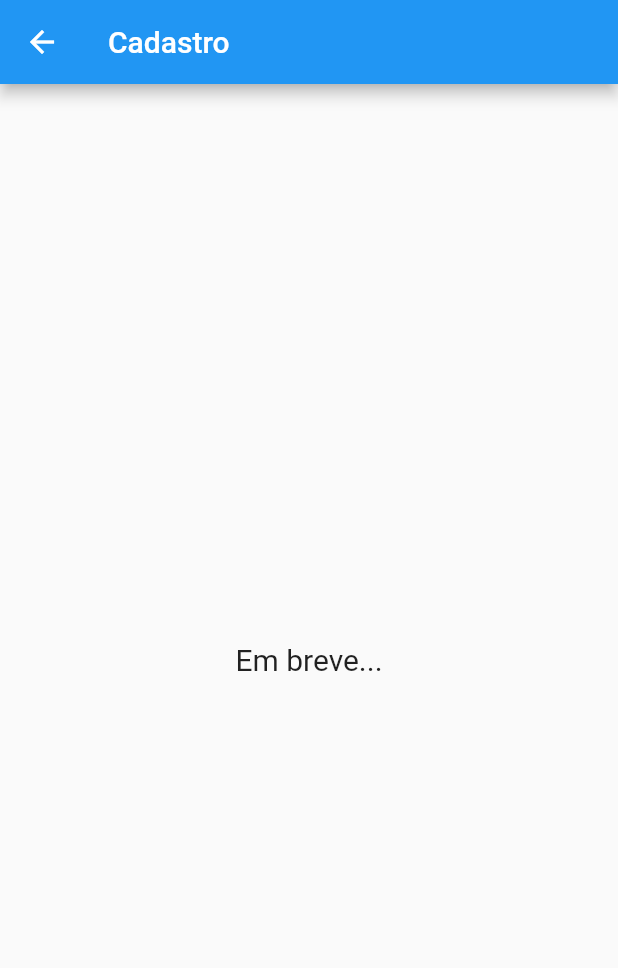
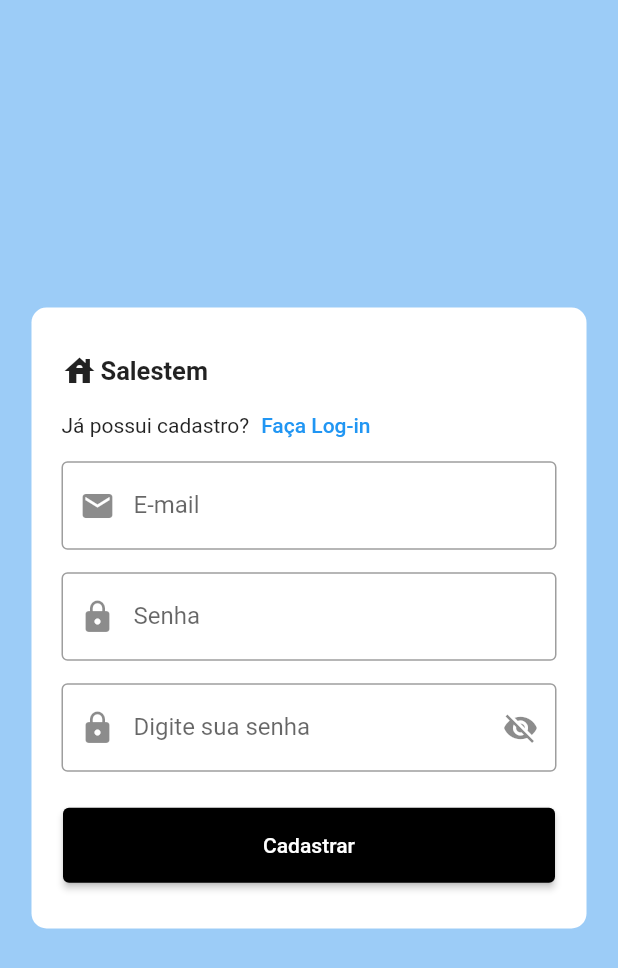
Before and after one commit to EnricoGollner/Login-Req-App, a Flutter app: the screen it shows after launch, after a tap on "Crie sua conta", on a phone screen of 412 x 824 dp. Shown: the top 968 px of the screen. Run offline on Flutter 3.47's test engine with Material 2 defaults, Android fonts, the phone set to English and light mode, and no system bars; network calls fail.

Commit message:
UI Upgrade 1/2

```diff
--- a/flutter_application/lib/app/main_app.dart
+++ b/flutter_application/lib/app/main_app.dart
@@ -1,22 +1,28 @@
 import 'package:flutter/material.dart';
 import 'package:flutter_application_diy/app/pages/home/home_page.dart';
 import 'package:flutter_application_diy/app/pages/login/login_page.dart';
-import 'package:flutter_application_diy/app/pages/register_page.dart';
+
+import 'pages/register/register_page.dart';
 
 class MainApp extends StatelessWidget {
   const MainApp({super.key});
 
   @override
   Widget build(BuildContext context) {
-    return MaterialApp(
+    return GestureDetector(
+      onTap: () {
+        FocusScope.of(context).requestFocus(FocusNode());
+      },
+      child: MaterialApp(
         debugShowCheckedModeBanner: false,
         title: 'Pages',
         initialRoute: '/',
         routes: {
           '/': (context) => const LoginPage(),
           '/home': (context) => const HomePage(),
-        '/register': (context) => const RegisterPage(),
+          '/register': (context) => const RegisterPage(title: 'Register'),
         },
+      ),
     );
   }
 }
--- a/flutter_application/lib/app/pages/login/login_page.dart
+++ b/flutter_application/lib/app/pages/login/login_page.dart
@@ -27,7 +27,7 @@ class _LoginPageState extends State<LoginPage> {
   final _emailTextFieldController = TextEditingController();
   final _passwordTextFieldController = TextEditingController();
 
-  bool isObscureText = true;
+  bool _isObscureText = true;
   Icon showVisibleIcon(bool isObscureText) {
     if (isObscureText) {
       return const Icon(Icons.visibility_off);
@@ -50,7 +50,7 @@ class _LoginPageState extends State<LoginPage> {
         ),
         padding:
             const EdgeInsets.only(top: 30, left: 20, right: 20, bottom: 30),
-        child: Column(children: [
+        child: Column(mainAxisAlignment: MainAxisAlignment.center, children: [
           const Row(
             children: [
               Icon(Icons.house),
@@ -81,7 +81,16 @@ class _LoginPageState extends State<LoginPage> {
                       child: const Text('Crie sua conta'))
                 ],
               ),
-              Form(
+              _loginForm()
+            ],
+          )
+        ]),
+      ),
+    ));
+  }
+
+  Form _loginForm() {
+    return Form(
       key: _formKey,
       child: Column(
         children: [
@@ -101,7 +110,7 @@ class _LoginPageState extends State<LoginPage> {
           ),
           TextFormField(
               controller: _passwordTextFieldController,
-                        obscureText: isObscureText, // oculta o texto digitado
+              obscureText: _isObscureText, // oculta o texto digitado
               validator: (pass) {
                 if (pass == null || pass.isEmpty) {
                   return 'Digite sua senha';
@@ -114,9 +123,9 @@ class _LoginPageState extends State<LoginPage> {
                 labelText: 'Senha',
                 hintText: 'Digite sua senha',
                 suffixIcon: IconButton(
-                            icon: showVisibleIcon(isObscureText),
+                  icon: showVisibleIcon(_isObscureText),
                   onPressed: () {
-                              setState(() => isObscureText = !isObscureText);
+                    setState(() => _isObscureText = !_isObscureText);
                   },
                 ),
               )),
@@ -138,12 +147,7 @@ class _LoginPageState extends State<LoginPage> {
           )
         ],
       ),
-              )
-            ],
-          )
-        ]),
-      ),
-    ));
+    );
   }
 
   void _showNoUserFoundDialog(BuildContext context) {
--- /dev/null
+++ b/flutter_application/lib/app/pages/register/register_page.dart
@@ -0,0 +1,131 @@
+import 'package:flutter/material.dart';
+
+class RegisterPage extends StatefulWidget {
+  const RegisterPage({super.key, required this.title});
+
+  final String title;
+
+  @override
+  State<RegisterPage> createState() => _RegisterPageState();
+}
+
+class _RegisterPageState extends State<RegisterPage> {
+  final _formKey = GlobalKey<FormState>();
+
+  final _emailController = TextEditingController();
+  final _passController = TextEditingController();
+  final _passConfController = TextEditingController();
+
+  bool _isObscure = true;
+
+  Icon showVisibleIcon(bool isObscureText) {
+    if (isObscureText) {
+      return const Icon(Icons.visibility_off);
+    }
+    return const Icon(Icons.visibility);
+  }
+
+  @override
+  Widget build(BuildContext context) {
+    return Scaffold(
+      body: Container(
+        color: const Color(0xff9CCCF7),
+        alignment: Alignment.center,
+        child: Container(
+          height: 414,
+          width: 370,
+          decoration: BoxDecoration(
+            color: Colors.white,
+            borderRadius: BorderRadius.circular(10),
+          ),
+          child: Padding(
+            padding: const EdgeInsets.all(20),
+            child:
+                Column(mainAxisAlignment: MainAxisAlignment.center, children: [
+              const Row(
+                children: [
+                  Icon(Icons.house),
+                  SizedBox(width: 2),
+                  Text(
+                    'Salestem',
+                    style: TextStyle(
+                      fontSize: 17,
+                      fontWeight: FontWeight.bold,
+                    ),
+                  ),
+                ],
+              ),
+              Row(
+                children: [
+                  const Text('Já possui cadastro?'),
+                  TextButton(
+                      onPressed: () => Navigator.pop(context),
+                      child: const Text('Faça Log-in'))
+                ],
+              ),
+              _registerForm(),
+              Container(
+                alignment: Alignment.bottomCenter,
+                margin: const EdgeInsets.only(top: 24),
+                child: ElevatedButton(
+                  style: ElevatedButton.styleFrom(
+                    backgroundColor: Colors.black,
+                    minimumSize: const Size(328, 50),
+                  ),
+                  onPressed: () {},
+                  child: const Text('Cadastrar'),
+                ),
+              )
+            ]),
+          ),
+        ),
+      ),
+    );
+  }
+
+  Form _registerForm() {
+    return Form(
+      key: _formKey,
+      child: Column(
+        children: [
+          TextFormField(
+            controller: _emailController,
+            keyboardType: TextInputType.emailAddress,
+            decoration: const InputDecoration(
+                border: OutlineInputBorder(),
+                label: Text('E-mail'),
+                hintText: 'Digite seu e-mail',
+                prefixIcon: Icon(Icons.email)),
+          ),
+          const SizedBox(height: 15),
+          TextFormField(
+            controller: _passController,
+            decoration: const InputDecoration(
+                border: OutlineInputBorder(),
+                label: Text('Senha'),
+                hintText: 'Digite sua senha',
+                prefixIcon: Icon(Icons.lock)),
+          ),
+          const SizedBox(height: 15),
+          TextFormField(
+            controller: _passConfController,
+            decoration: InputDecoration(
+                border: const OutlineInputBorder(),
+                label: const Text('Digite sua senha'),
+                hintText: 'Confirme sua senha',
+                prefixIcon: const Icon(Icons.lock),
+                suffixIcon: IconButton(
+                  onPressed: () {
+                    setState(() {
+                      _isObscure = !_isObscure;
+                    });
+                  },
+                  icon: showVisibleIcon(_isObscure),
+                )),
+            obscureText: _isObscure,
+          )
+        ],
+      ),
+    );
+  }
+}
--- a/flutter_application/lib/app/pages/register_page.dart
+++ /dev/null
@@ -1,25 +0,0 @@
-import 'package:flutter/material.dart';
-
-class RegisterPage extends StatefulWidget {
-  const RegisterPage({super.key});
-
-  @override
-  State<RegisterPage> createState() => _RegisterPageState();
-}
-
-class _RegisterPageState extends State<RegisterPage> {
-  @override
-  Widget build(BuildContext context) {
-    return Scaffold(
-      appBar: AppBar(
-        title: const Text('Cadastro'),
-      ),
-      body: const Center(
-        child: Text(
-          'Em breve...',
-          style: TextStyle(fontSize: 20),
-        ),
-      ),
-    );
-  }
-}
```
Also changed, not shown: 1 other file. Lines whose indentation alone changed are shown as unchanged.
